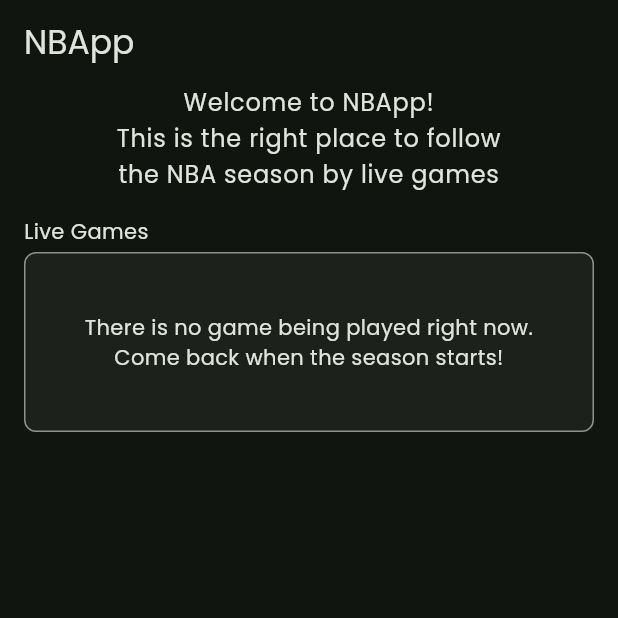
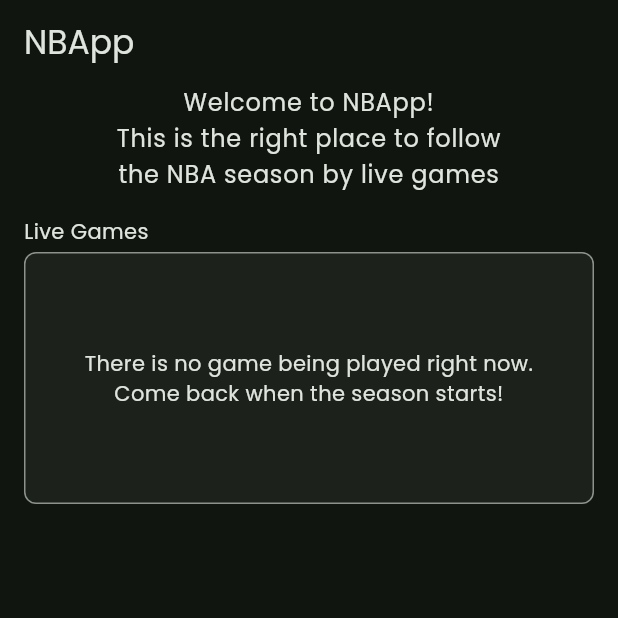
Before and after one commit to MaironLucas/nbapp, a Flutter app: the screen it shows after launch, on a phone screen of 412 x 824 dp, the top half of it. Run offline on Flutter 3.47's test engine with Material 3 defaults, Android fonts, the phone set to English and light mode, and no system bars; our stand-ins replace dio, get_it, go_router, google_fonts, logger; generated files the repository leaves out were written again.

Commit message:
Mock some data on home

```diff
--- a/lib/common/routing/routing.dart
+++ b/lib/common/routing/routing.dart
@@ -9,7 +9,7 @@ final appRoutes = GoRouter(
     GoRoute(
       path: RoutePaths.homePath,
       builder: (context, state) {
-        return const HomePage();
+        return HomePage();
       },
     ),
   ],
--- a/lib/main.dart
+++ b/lib/main.dart
@@ -45,6 +45,7 @@ class _MyApp extends StatelessWidget {
     MaterialTheme theme = MaterialTheme(textTheme);
     return MaterialApp.router(
       title: 'NBApp',
+      debugShowCheckedModeBanner: false,
       theme: theme.dark(),
       routerConfig: appRoutes,
     );
--- a/lib/presentation/home/home_page.dart
+++ b/lib/presentation/home/home_page.dart
@@ -1,9 +1,86 @@
+import 'package:domain/model/game_status.dart';
+import 'package:domain/model/game_summary.dart';
+import 'package:domain/model/team.dart';
+import 'package:domain/model/team_score.dart';
 import 'package:flutter/material.dart';
 
 class HomePage extends StatelessWidget {
-  const HomePage({
+  HomePage({
     super.key,
   });
+
+  final isEmpty = false;
+
+  final mockGames = [
+    // GameSummary(
+    //   date: DateTime.now(),
+    //   period: 1,
+    //   gameStatus: GameStatus(
+    //     isFinished: false,
+    //     isHalfTime: false,
+    //   ),
+    //   id: '123',
+    //   arenaName: 'Crypto Arena',
+    //   homeTeam: Team(
+    //       id: 'hasd',
+    //       name: 'Los Angeles Lakers',
+    //       nickName: 'Lakers',
+    //       code: 'LKR',
+    //       logoUrl:
+    //           'https://upload.wikimedia.org/wikipedia/commons/thumb/3/3c/Los_Angeles_Lakers_logo.svg/220px-Los_Angeles_Lakers_logo.svg.png'),
+    //   visitorTeam: Team(
+    //       id: 'hasd',
+    //       name: 'Boston Celtics',
+    //       nickName: 'Celtics',
+    //       code: 'BCS',
+    //       logoUrl:
+    //           'https://upload.wikimedia.org/wikipedia/fr/thumb/6/65/Celtics_de_Boston_logo.svg/1024px-Celtics_de_Boston_logo.svg.png'),
+    //   homeTeamScore: TeamScore(
+    //     wins: 10,
+    //     loses: 5,
+    //     points: 27,
+    //   ),
+    //   visitorTeamScore: TeamScore(
+    //     wins: 13,
+    //     loses: 2,
+    //     points: 33,
+    //   ),
+    // ),
+    // GameSummary(
+    //   date: DateTime.now(),
+    //   period: 4,
+    //   gameStatus: GameStatus(
+    //     isFinished: false,
+    //     isHalfTime: false,
+    //   ),
+    //   id: '123',
+    //   arenaName: 'Crypto Arena',
+    //   homeTeam: Team(
+    //       id: 'hasd',
+    //       name: 'Atlanta Hawks',
+    //       nickName: 'Lakers',
+    //       code: 'LKR',
+    //       logoUrl:
+    //           'https://upload.wikimedia.org/wikipedia/fr/e/ee/Hawks_2016.png'),
+    //   visitorTeam: Team(
+    //       id: 'hasd',
+    //       name: 'Boston Celtics',
+    //       nickName: 'Celtics',
+    //       code: 'BCS',
+    //       logoUrl:
+    //           'https://upload.wikimedia.org/wikipedia/commons/thumb/4/44/Brooklyn_Nets_newlogo.svg/130px-Brooklyn_Nets_newlogo.svg.png'),
+    //   homeTeamScore: TeamScore(
+    //     wins: 10,
+    //     loses: 5,
+    //     points: 120,
+    //   ),
+    //   visitorTeamScore: TeamScore(
+    //     wins: 13,
+    //     loses: 2,
+    //     points: 100,
+    //   ),
+    // ),
+  ];
 
   @override
   Widget build(BuildContext context) => Scaffold(
@@ -30,7 +107,7 @@ class HomePage extends StatelessWidget {
               ),
               SizedBox(height: 4),
               Container(
-                height: 120,
+                height: 168,
                 decoration: BoxDecoration(
                   color: Theme.of(context).colorScheme.surfaceContainer,
                   borderRadius: BorderRadius.circular(8),
@@ -39,12 +116,61 @@ class HomePage extends StatelessWidget {
                     width: 1,
                   ),
                 ),
-                child: Center(
-                  child: Text(
-                    'There is no game being played right now.\nCome back when the season starts!',
-                    textAlign: TextAlign.center,
-                  ),
-                ),
+                child: mockGames.isEmpty
+                    ? Center(
+                        child: Text(
+                          'There is no game being played right now.\nCome back when the season starts!',
+                          textAlign: TextAlign.center,
+                        ),
+                      )
+                    : Padding(
+                        padding: const EdgeInsets.all(8.0),
+                        child: Row(
+                          mainAxisAlignment: MainAxisAlignment.center,
+                          children: [
+                            ...mockGames.map(
+                              (game) => Padding(
+                                padding:
+                                    const EdgeInsets.symmetric(horizontal: 8.0),
+                                child: Container(
+                                  decoration: BoxDecoration(
+                                    color: Theme.of(context)
+                                        .colorScheme
+                                        .surfaceContainer,
+                                    borderRadius: BorderRadius.circular(8),
+                                    border: Border.all(
+                                      color:
+                                          Theme.of(context).colorScheme.outline,
+                                      width: 1,
+                                    ),
+                                  ),
+                                  padding: EdgeInsets.all(4),
+                                  child: Column(
+                                    children: [
+                                      Image.network(
+                                        game.homeTeam.logoUrl,
+                                        height: 50,
+                                        width: 50,
+                                      ),
+                                      Text(
+                                        game.homeTeamScore.points.toString(),
+                                      ),
+                                      Text(
+                                        game.visitorTeamScore.points.toString(),
+                                      ),
+                                      Image.network(
+                                        game.visitorTeam.logoUrl,
+                                        height: 50,
+                                        width: 50,
+                                      ),
+                                    ],
+                                  ),
+                                ),
+                              ),
+                            ),
+                          ],
+                        ),
+                      ),
               ),
             ],
           ),
--- a/pubspec.yaml
+++ b/pubspec.yaml
@@ -1,7 +1,7 @@
 name: nbapp
 description: "To follow NBA games and stats"
 publish_to: 'none'
-version: 1.0.0+1
+version: 1.0.0+2
 
 environment:
   sdk: '>=3.4.1 <4.0.0'
```
Also changed, not shown: 11 other files.
